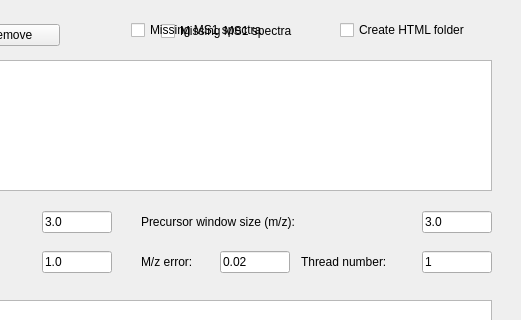
The window that src/gui/topfd/topfddialog.ui (toppic-suite/toppic-suite) describes before a commit, drawn with Qt 5; both pictures show x 399 to 920 and y 0 to 320 of the 920 by 610 pixel window.
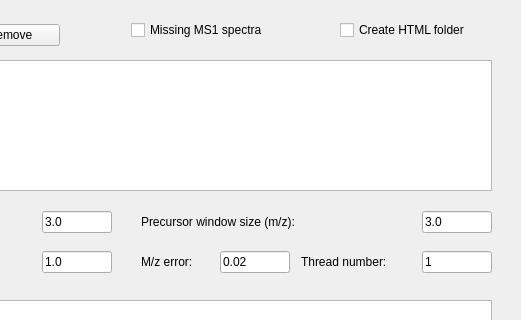
The same window after the commit. Icons and pictures are not drawn.

Commit message: fixed #825 and build error for topfd_gui

The edit to the form file:
```diff
--- a/src/gui/topfd/topfddialog.ui
+++ b/src/gui/topfd/topfddialog.ui
@@ -287,34 +287,6 @@
      </item>
     </layout>
    </widget>
-   <widget class="QWidget" name="horizontalLayoutWidget_6">
-    <property name="geometry">
-     <rect>
-      <x>560</x>
-      <y>10</y>
-      <width>331</width>
-      <height>42</height>
-     </rect>
-    </property>
-    <layout class="QHBoxLayout" name="horizontalLayout_6">
-     <item>
-      <widget class="QCheckBox" name="missLevelOneCheckBox">
-       <property name="acceptDrops">
-        <bool>false</bool>
-       </property>
-       <property name="text">
-        <string>Missing MS1 spectra</string>
-       </property>
-       <property name="checkable">
-        <bool>true</bool>
-       </property>
-       <property name="checked">
-        <bool>false</bool>
-       </property>
-      </widget>
-     </item>
-    </layout>
-   </widget>
    <widget class="QWidget" name="horizontalLayoutWidget_7">
     <property name="geometry">
      <rect>
```
The commit also changes 1 other file.
